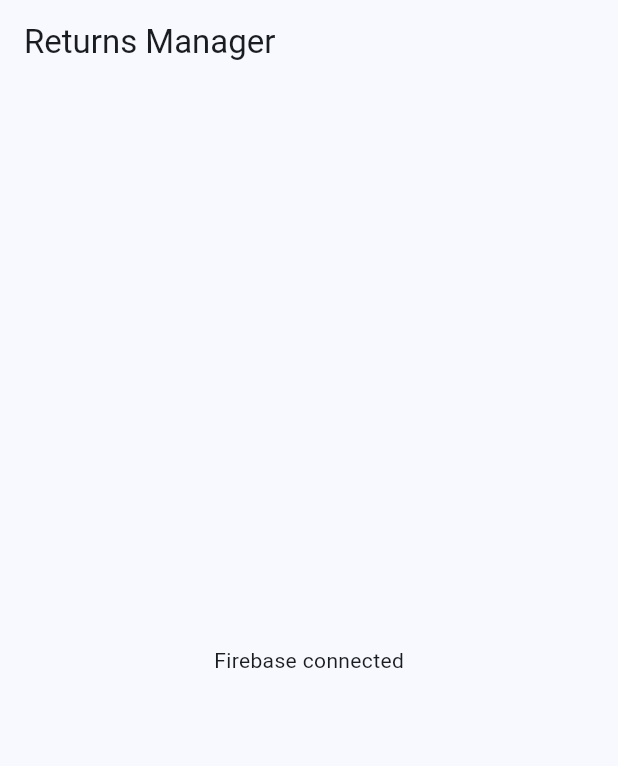
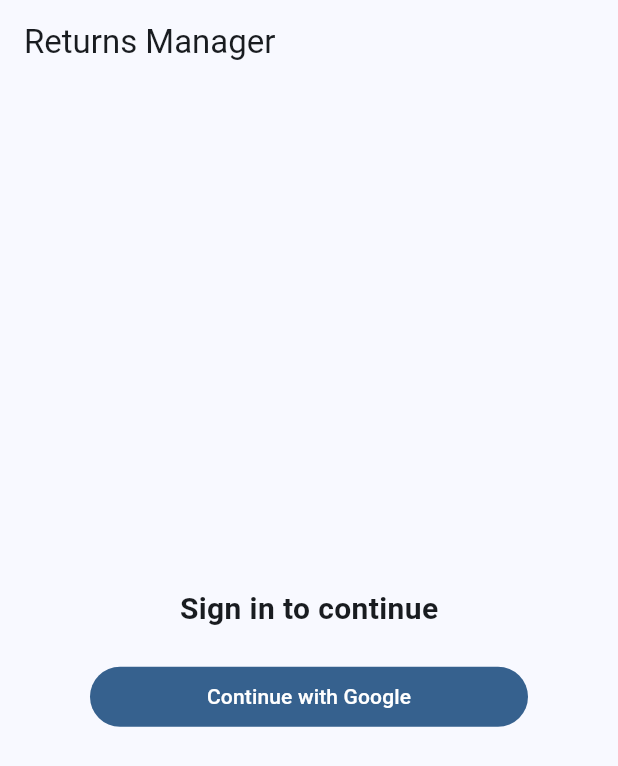
Before and after one commit to gauravgondane26/returns-manager, a Flutter app: the screen it shows after launch, on a phone screen of 412 x 824 dp. Shown: the top 766 px of the screen. Run offline on Flutter 3.47's test engine with Material 3 defaults, Android fonts, the phone set to English and light mode, and no system bars; our stand-ins replace firebase_auth, firebase_core, google_sign_in; accounts and stored records are empty.

Commit message:
feat: add Google sign-in auth gate and sign-out flow

```diff
--- a/lib/main.dart
+++ b/lib/main.dart
@@ -1,5 +1,7 @@
+import 'package:firebase_auth/firebase_auth.dart';
 import 'package:firebase_core/firebase_core.dart';
 import 'package:flutter/material.dart';
+import 'package:google_sign_in/google_sign_in.dart';
 
 import 'firebase_options.dart';
 
@@ -19,19 +21,154 @@ class ReturnsManagerApp extends StatelessWidget {
       theme: ThemeData(
         colorScheme: ColorScheme.fromSeed(seedColor: Colors.blue),
       ),
-      home: const BootstrapStatusPage(),
+      home: const AuthGate(),
     );
   }
 }
 
-class BootstrapStatusPage extends StatelessWidget {
-  const BootstrapStatusPage({super.key});
+class AuthGate extends StatelessWidget {
+  const AuthGate({super.key});
+
+  @override
+  Widget build(BuildContext context) {
+    return StreamBuilder<User?>(
+      stream: FirebaseAuth.instance.authStateChanges(),
+      builder: (context, snapshot) {
+        if (snapshot.connectionState == ConnectionState.waiting) {
+          return const Scaffold(
+            body: Center(child: CircularProgressIndicator()),
+          );
+        }
+
+        final user = snapshot.data;
+        if (user == null) {
+          return const SignInPage();
+        }
+
+        return HomePage(user: user);
+      },
+    );
+  }
+}
+
+class SignInPage extends StatefulWidget {
+  const SignInPage({super.key});
+
+  @override
+  State<SignInPage> createState() => _SignInPageState();
+}
+
+class _SignInPageState extends State<SignInPage> {
+  final GoogleSignIn _googleSignIn = GoogleSignIn();
+  bool _isLoading = false;
+  String? _errorMessage;
+
+  Future<void> _signInWithGoogle() async {
+    setState(() {
+      _isLoading = true;
+      _errorMessage = null;
+    });
+
+    try {
+      final googleUser = await _googleSignIn.signIn();
+      if (googleUser == null) {
+        return;
+      }
+
+      final googleAuth = await googleUser.authentication;
+      final credential = GoogleAuthProvider.credential(
+        accessToken: googleAuth.accessToken,
+        idToken: googleAuth.idToken,
+      );
+
+      await FirebaseAuth.instance.signInWithCredential(credential);
+    } on FirebaseAuthException catch (error) {
+      setState(() {
+        _errorMessage = error.message ?? error.code;
+      });
+    } catch (error) {
+      setState(() {
+        _errorMessage = error.toString();
+      });
+    } finally {
+      if (mounted) {
+        setState(() {
+          _isLoading = false;
+        });
+      }
+    }
+  }
 
   @override
   Widget build(BuildContext context) {
     return Scaffold(
       appBar: AppBar(title: const Text('Returns Manager')),
-      body: const Center(child: Text('Firebase connected')),
+      body: Center(
+        child: ConstrainedBox(
+          constraints: const BoxConstraints(maxWidth: 340),
+          child: Padding(
+            padding: const EdgeInsets.all(24),
+            child: Column(
+              mainAxisSize: MainAxisSize.min,
+              children: [
+                const Text(
+                  'Sign in to continue',
+                  style: TextStyle(fontSize: 20, fontWeight: FontWeight.w600),
+                ),
+                const SizedBox(height: 20),
+                SizedBox(
+                  width: double.infinity,
+                  child: FilledButton(
+                    onPressed: _isLoading ? null : _signInWithGoogle,
+                    child: Text(
+                      _isLoading ? 'Signing in...' : 'Continue with Google',
+                    ),
+                  ),
+                ),
+                if (_errorMessage != null) ...[
+                  const SizedBox(height: 12),
+                  Text(
+                    _errorMessage!,
+                    textAlign: TextAlign.center,
+                    style: TextStyle(
+                      color: Theme.of(context).colorScheme.error,
+                    ),
+                  ),
+                ],
+              ],
+            ),
+          ),
+        ),
+      ),
     );
   }
 }
+
+class HomePage extends StatelessWidget {
+  const HomePage({required this.user, super.key});
+
+  final User user;
+
+  Future<void> _signOut() async {
+    await GoogleSignIn().signOut();
+    await FirebaseAuth.instance.signOut();
+  }
+
+  @override
+  Widget build(BuildContext context) {
+    return Scaffold(
+      appBar: AppBar(
+        title: const Text('Returns Manager'),
+        actions: [
+          TextButton(onPressed: _signOut, child: const Text('Sign out')),
+        ],
+      ),
+      body: Center(
+        child: Text(
+          'Signed in as ${user.email ?? user.uid}',
+          textAlign: TextAlign.center,
+        ),
+      ),
+    );
+  }
+}
--- a/pubspec.yaml
+++ b/pubspec.yaml
@@ -40,6 +40,7 @@ dependencies:
   cloud_firestore: ^6.1.2
   firebase_messaging: ^16.1.1
   cloud_functions: ^6.0.6
+  google_sign_in: ^6.2.1
   go_router: ^17.1.0
   shared_preferences: ^2.5.4
 
```
Also changed, not shown: pubspec.lock.
